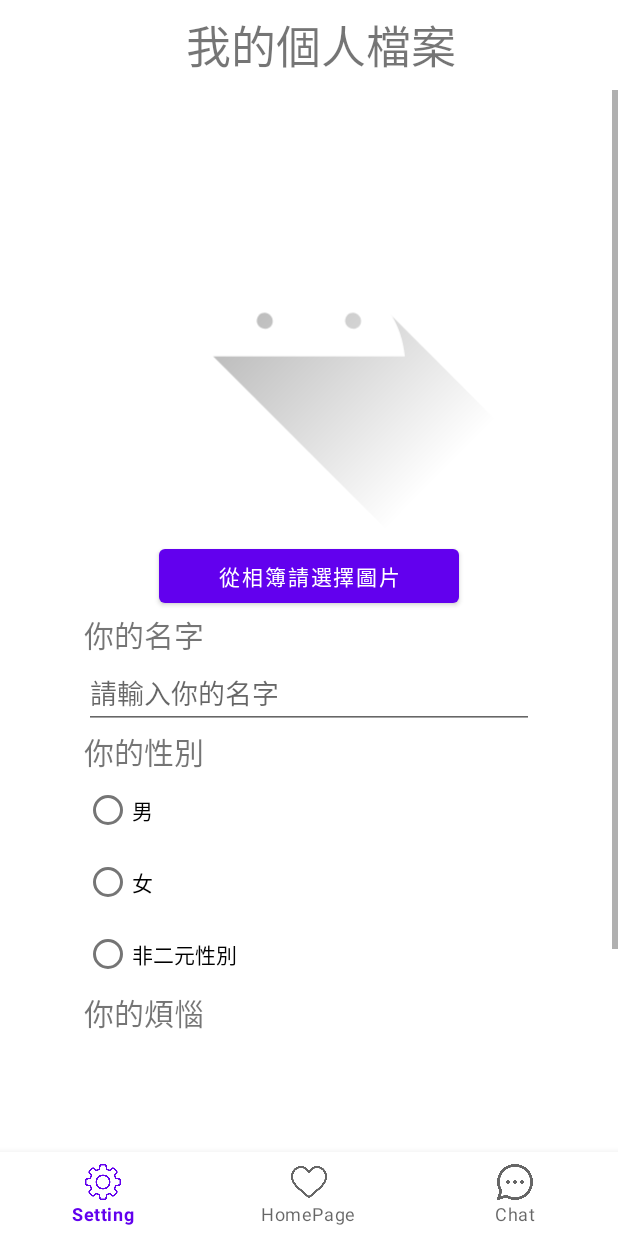
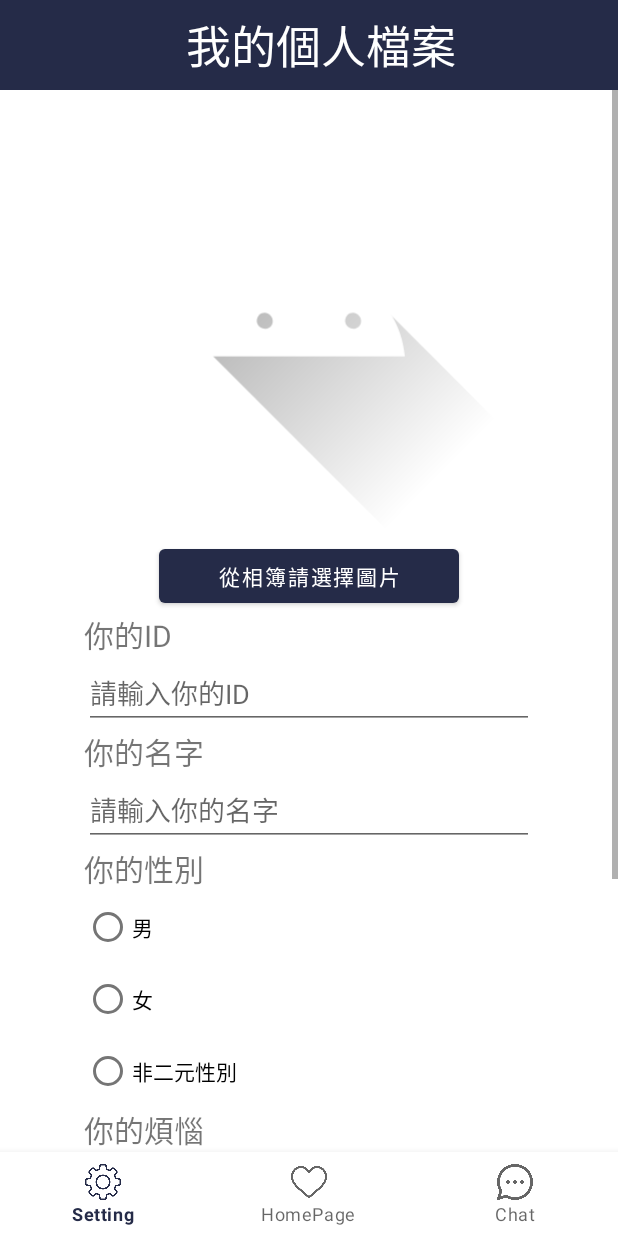
Before and after one commit to pollyannaanalytics/Chair, an Android app: the ProfileFragment screen opened through its navigation route, on a phone screen of 412 x 824 dp. Run offline under Robolectric (Android 15) with nearby library versions, the phone set to English and light mode, and no system bars; our stand-ins replace Firebase (no records; nobody signed in at launch, a user with empty details on screens opened directly), Room's generated code, data binding, navigation-ui; libraries missing offline, so code that uses them is left out: com.yuyakaido.android; pictures from the network do not load; 11 statements that could not run were skipped.

Commit message:
fake user data

```diff
--- a/app/src/main/java/com/example/reclaim/chatlist/ChatListViewModel.kt
+++ b/app/src/main/java/com/example/reclaim/chatlist/ChatListViewModel.kt
@@ -87,6 +87,7 @@ class ChatListViewModel(private val dao: ReclaimDatabaseDao) : ViewModel() {
 
         try {
             var currentFriendsList = emptyList<String>().toMutableList()
+            Log.i(TAG, UserManager.userId)
 
             val allMatchDocument = db.collection("relationship").where(
                 Filter.or(
@@ -149,7 +150,6 @@ class ChatListViewModel(private val dao: ReclaimDatabaseDao) : ViewModel() {
 
             if (querySnapShot != null && !querySnapShot.metadata.hasPendingWrites()) {
                 currentFriendList.clear()
-                _friendsList.value!!.clear()
                 for (snapshot in querySnapShot) {
                     val userId = snapshot.data?.get("user_id").toString()
                     val userName = snapshot.data?.get("user_name").toString()
--- a/app/src/main/java/com/example/reclaim/chatroom/ChatRoomViewModel.kt
+++ b/app/src/main/java/com/example/reclaim/chatroom/ChatRoomViewModel.kt
@@ -65,11 +65,12 @@ class ChatRoomViewModel(
     }
 
     private fun getAllRecordFromRoom(room: DocumentSnapshot) {
+        Log.i(TAG, "start to get data")
         val regitration = room.reference.collection("chat_record")
             .orderBy("send_time", Query.Direction.ASCENDING)
             .addSnapshotListener { snapshot, error ->
                 if (error != null) {
-                    Log.e(TAG, error.toString())
+                    Log.e(TAG, "this is error: ${error.message}")
                     return@addSnapshotListener
                 }
                 if (snapshot != null) {
@@ -99,10 +100,11 @@ class ChatRoomViewModel(
                         )
 
 
+
                         currentRecord.add(newRecord)
                         Log.i(TAG, "get record: ${room.id}")
                     }
-
+                    Log.i(TAG, "current record: $currentRecord")
                     _recordWithFriend.value = currentRecord
                 } else {
                     Log.i(TAG, "record is null")
--- a/app/src/main/java/com/example/reclaim/data/UserManager.kt
+++ b/app/src/main/java/com/example/reclaim/data/UserManager.kt
@@ -4,8 +4,8 @@ import java.util.UUID
 
 object UserManager {
 
-    val userId = "iamroland"
+    var userId = "joazen"
     val userType = "WORK"
-    var userName = ""
+    var userName = "johnson"
     var userImage = ""
 }
--- a/app/src/main/java/com/example/reclaim/home/HomeFragment.kt
+++ b/app/src/main/java/com/example/reclaim/home/HomeFragment.kt
@@ -57,6 +57,8 @@ class HomeFragment : Fragment() {
 
         binding.viewModel = viewModel
 
+        var counter = 0
+
         fun init() {
             manager = CardStackLayoutManager(requireContext(), object : CardStackListener {
                 override fun onCardDragging(direction: Direction?, ratio: Float) {
@@ -66,7 +68,7 @@ class HomeFragment : Fragment() {
                 override fun onCardSwiped(direction: Direction?) {
                     if (OtherUserNumber != null) {
 
-                            val currentFriend = OtherInfoList.get(manager!!.topPosition - 1 )
+                            val currentFriend = OtherInfoList.get(manager!!.topPosition - 1)
                             if (direction != null) {
                                 Log.i(TAG, "current user is ${currentFriend.friendName}")
                                 viewModel.findRelationship(
@@ -78,6 +80,9 @@ class HomeFragment : Fragment() {
                             } else {
                                 Log.i(TAG, "friends is null")
                             }
+
+                        OtherInfoList.removeAt(manager!!.topPosition - 1)
+                        OtherUserNumber = OtherUserNumber!! - 1
 
                     } else {
                         Log.i(TAG, "friend is null")
--- a/app/src/main/java/com/example/reclaim/home/HomeViewModel.kt
+++ b/app/src/main/java/com/example/reclaim/home/HomeViewModel.kt
@@ -279,7 +279,7 @@ class HomeViewModel(private val reclaimDatabaseDao: ReclaimDatabaseDao) : ViewMo
         likeOrDislike: String,
         documentId: String
     ) {
-        Log.i("likeOrDislike", documentId.toString())
+        Log.i(TAG, documentId.toString())
         val reference = db.collection("relationship").document(documentId)
         reference.update("current_relationship", likeOrDislike)
 
@@ -341,41 +341,57 @@ class HomeViewModel(private val reclaimDatabaseDao: ReclaimDatabaseDao) : ViewMo
 
 
     fun findRelationship(friendId: String, friendName: String, friendImg: String, direction: Direction) {
-        val allRelationShip = db.collection("relationship")
-            .where(
-                Filter.and(
-                    Filter.equalTo("sender_id", friendId),
-                    Filter.equalTo("receiver_id", UserManager.userId)
+        Log.i(TAG, "start to find relationship")
+        var cancellistener = false
+        val allRelationship = db.collection("relationship").where(
+                Filter.or(
+                    Filter.and(
+                        Filter.equalTo("sender_id", UserManager.userId),
+                        Filter.equalTo("receiver_id", friendId)
+                    ),
+                    Filter.and(
+                        Filter.equalTo("sender_id", friendId),
+                        Filter.equalTo("receiver_id", UserManager.userId)
+                    )
                 )
-            )
-            .orderBy("receiver_id", Query.Direction.DESCENDING)
+            ).orderBy("receiver_id", Query.Direction.DESCENDING)
 
-
-
-        allRelationShip.addSnapshotListener { querySnapShot, e ->
+        val registration = allRelationship.addSnapshotListener { querySnapShot, e ->
             if (e != null) {
                 Log.e(TAG, "find relationship fail: $e")
+                cancellistener = true
                 return@addSnapshotListener
 
             }
 
-            if (querySnapShot != null && !querySnapShot.isEmpty) {
-                Log.i(TAG, "there is my friend: ${querySnapShot.documents[0].id}")
+            if (querySnapShot != null&& !querySnapShot.isEmpty) {
                 for (query in querySnapShot) {
                     if (query.data.get("current_relationship") == "Pending") {
                         if (query.data.get("chat_room_key") == "null") {
                             updateRelationShip(friendId, friendName, friendImg,direction, querySnapShot.documents[0].id)
+                            cancellistener = true
                         }
 
                     } else {
-                        Log.i(TAG, "there is already relationships")
+                        Log.i(TAG, "there is already a room")
+                        cancellistener = true
                     }
+
+                    cancellistener = true
                 }
+
             } else {
-                Log.i(TAG, "we have no relationship")
+                Log.i(TAG, "query is null")
                 createRelationShip(friendId, friendName, direction)
             }
         }
+
+        if(cancellistener){
+            registration.remove()
+        }
+
+
+
     }
 
     private fun createRelationShip(friendId: String, friendName: String, direction: Direction) {
--- a/app/src/main/java/com/example/reclaim/profile/ProfileFragment.kt
+++ b/app/src/main/java/com/example/reclaim/profile/ProfileFragment.kt
@@ -29,6 +29,7 @@ import com.example.reclaim.data.ReclaimDatabaseDao
 import com.example.reclaim.data.UserManager
 import com.example.reclaim.databinding.FragmentProfileBinding
 import com.example.reclaim.videocall.RTCActivity
+import com.google.firebase.firestore.auth.User
 
 
 /**
@@ -43,7 +44,7 @@ class ProfileFragment : Fragment() {
     private var imageUri: Uri? = null
 
     lateinit var binding: FragmentProfileBinding
-
+    lateinit var viewModel: ProfileViewModel
 
     @RequiresApi(Build.VERSION_CODES.S)
     override fun onCreateView(
@@ -63,17 +64,23 @@ class ProfileFragment : Fragment() {
         var gender = ""
         var worriesDescription = ""
 
-        binding.viewModel = viewModel
 
 
 
 
+        binding.viewModel = viewModel
+
+        binding.idEdit.doAfterTextChanged {
+//            UserManager.userId = it.toString()
+        }
+
+
         binding.usernameEdit.doAfterTextChanged {
-            username = it.toString()
+//            username = it.toString()
         }
 
         binding.worriesEdit.doAfterTextChanged {
-            worriesDescription = it.toString()
+//            worriesDescription = it.toString()
         }
 
         binding.chooseImgBtn.setOnClickListener {
@@ -95,14 +102,13 @@ class ProfileFragment : Fragment() {
 
 
         binding.submitBtn.setOnClickListener {
-            if (username != null && gender != null && worriesDescription != null && imageUri != null){
-                UserManager.userName = username
+            if (UserManager.userId != null && UserManager.userType != null && UserManager.userName != null && imageUri != null) {
                 UserManager.userImage = imageUri.toString()
                 viewModel.sendDescriptionToGPT(worriesDescription)
-            }else{
-                Toast.makeText(requireActivity(), "很抱歉，您的訊息尚未填妥!", Toast.LENGTH_SHORT).show()
+            } else {
+                Toast.makeText(requireActivity(), "很抱歉，您的訊息尚未填妥!", Toast.LENGTH_SHORT)
+                    .show()
             }
-
 
 
         }
@@ -110,7 +116,7 @@ class ProfileFragment : Fragment() {
         viewModel.messageList.observe(viewLifecycleOwner) {
             if (it != emptyList<MessageToGPT>()) {
                 viewModel.saveUserProfile(
-                    username,
+                    UserManager.userName,
                     gender,
                     worriesDescription,
                     it.first().message.trim(),
@@ -221,5 +227,7 @@ class ProfileFragment : Fragment() {
 
     }
 
-
+    override fun onDestroy() {
+        super.onDestroy()
+    }
 }
--- a/app/src/main/java/com/example/reclaim/profile/ProfileViewModel.kt
+++ b/app/src/main/java/com/example/reclaim/profile/ProfileViewModel.kt
@@ -73,11 +73,17 @@ class ProfileViewModel(private val databaseDao: ReclaimDatabaseDao) : ViewModel(
     val readyToUploadOnFirebase: LiveData<Boolean>
         get() = _readyToUploadOnFirebase
 
+
+    private var _onDestroyed = MutableLiveData<Boolean>()
+    val onDestroyed: LiveData<Boolean>
+        get() = _onDestroyed
+
     init {
         _messageList.value = mutableListOf()
         _userProfile.value = ProfileData()
         Log.i(TAG, "type is${type}")
         _readyToUploadOnFirebase.value = false
+        _onDestroyed.value = false
 
     }
 
@@ -220,8 +226,7 @@ class ProfileViewModel(private val databaseDao: ReclaimDatabaseDao) : ViewModel(
 
     fun uploadProfileToFirebase(image: String) {
         val profile = FirebaseFirestore.getInstance().collection("user_profile")
-
-
+        try {
             val data = hashMapOf(
                 "user_id" to UserManager.userId,
                 "user_name" to _userProfile.value?.userName,
@@ -231,6 +236,7 @@ class ProfileViewModel(private val databaseDao: ReclaimDatabaseDao) : ViewModel(
                 "images" to image,
                 "profile_time" to Calendar.getInstance().timeInMillis
             )
+            Log.i(TAG, "my profile is $data")
 
             profile.add(data)
                 .addOnSuccessListener {
@@ -239,6 +245,12 @@ class ProfileViewModel(private val databaseDao: ReclaimDatabaseDao) : ViewModel(
                 .addOnFailureListener {
                     Log.i(TAG, "upload failed")
                 }
+        }catch (e: Exception){
+            Log.e(TAG, "cannot upload: $e")
+        }
+
+
+
 
 
     }
@@ -268,4 +280,9 @@ class ProfileViewModel(private val databaseDao: ReclaimDatabaseDao) : ViewModel(
     }
 
 
+    fun removeSnapListener(){
+        _onDestroyed.value = true
     }
+
+
+}
--- a/app/src/main/res/layout/activity_main.xml
+++ b/app/src/main/res/layout/activity_main.xml
@@ -12,6 +12,7 @@
     <androidx.constraintlayout.widget.ConstraintLayout
         android:layout_width="match_parent"
         android:layout_height="match_parent"
+        android:background="@color/myPrimary"
         tools:context=".MainActivity">
 
         <androidx.appcompat.widget.Toolbar
@@ -30,6 +31,7 @@
                 android:id="@+id/toolbar_title"
                 android:layout_width="0dp"
                 android:layout_height="60dp"
+                android:textColor="@color/white"
                 app:layout_constraintTop_toTopOf="parent"
                 app:layout_constraintStart_toStartOf="parent"
                 app:layout_constraintEnd_toEndOf="parent"
--- a/app/src/main/res/layout/chat_room_send_by_other.xml
+++ b/app/src/main/res/layout/chat_room_send_by_other.xml
@@ -32,12 +32,13 @@
                     android:layout_width="wrap_content"
                     android:layout_height="wrap_content"
                     android:minHeight="35dp"
+                    android:minWidth="35dp"
                     android:textSize="15sp"
                     android:text="@{chatRecord.content}"
                     app:layout_constraintStart_toStartOf="parent"
                     app:layout_constraintEnd_toEndOf="parent"
                     app:layout_constraintTop_toTopOf="parent"
-                    app:layout_constraintBottom_toBottomOf="parent"
+                    app:layout_constraintBottom_toTopOf="@id/video_invitation_btn"
                     />
                 <Button
                     android:id="@+id/video_invitation_btn"
--- a/app/src/main/res/layout/fragment_profile.xml
+++ b/app/src/main/res/layout/fragment_profile.xml
@@ -1,9 +1,10 @@
 <?xml version="1.0" encoding="utf-8"?>
 <layout xmlns:android="http://schemas.android.com/apk/res/android"
-    xmlns:tools="http://schemas.android.com/tools"
-    xmlns:app="http://schemas.android.com/apk/res-auto">
+    xmlns:app="http://schemas.android.com/apk/res-auto"
+    xmlns:tools="http://schemas.android.com/tools">
 
     <data>
+
         <variable
             name="viewModel"
             type="com.example.reclaim.profile.ProfileViewModel" />
@@ -14,78 +15,100 @@
         android:id="@+id/scrollView"
         android:layout_width="match_parent"
         android:layout_height="wrap_content">
+
         <androidx.constraintlayout.widget.ConstraintLayout
+            android:background="@color/white"
             android:layout_width="match_parent"
             android:layout_height="match_parent">
+
             <ImageView
+
                 android:id="@+id/user_image"
                 android:layout_width="300dp"
                 android:layout_height="300dp"
+                android:src="@drawable/ic_launcher_foreground"
+                app:layout_constraintEnd_toEndOf="parent"
                 app:layout_constraintStart_toStartOf="parent"
-                    app:layout_constraintEnd_toEndOf="parent"
-                    app:layout_constraintTop_toTopOf="parent"
-                    android:src="@drawable/ic_launcher_foreground"
-                    />
+                app:layout_constraintTop_toTopOf="parent" />
 
             <Button
                 android:id="@+id/choose_img_btn"
                 android:layout_width="200dp"
                 android:layout_height="wrap_content"
                 android:text="從相簿請選擇圖片"
+                app:layout_constraintEnd_toEndOf="@id/user_image"
                 app:layout_constraintStart_toStartOf="@id/user_image"
+                app:layout_constraintTop_toBottomOf="@id/user_image" />
+
+            <TextView
+                android:id="@+id/id_title"
+                android:layout_width="0dp"
+                android:layout_height="wrap_content"
+                android:text="你的ID"
+                android:textSize="20sp"
+                app:layout_constraintStart_toStartOf="@id/user_image"
+                app:layout_constraintTop_toBottomOf="@id/choose_img_btn" />
+
+            <EditText
+                android:id="@+id/id_edit"
+                android:layout_width="0dp"
+                android:layout_height="wrap_content"
+                android:hint="請輸入你的ID"
                 app:layout_constraintEnd_toEndOf="@id/user_image"
-            app:layout_constraintTop_toBottomOf="@id/user_image"
-            />
+                app:layout_constraintStart_toStartOf="@id/user_image"
+                app:layout_constraintTop_toBottomOf="@id/id_title" />
 
             <TextView
                 android:id="@+id/username_title"
                 android:layout_width="0dp"
                 android:layout_height="wrap_content"
-            app:layout_constraintTop_toBottomOf="@id/choose_img_btn"
+                android:text="你的名字"
                 android:textSize="20sp"
-            android:text="你的名字"
-            app:layout_constraintStart_toStartOf="@id/user_image" />
+                app:layout_constraintStart_toStartOf="@id/user_image"
+                app:layout_constraintTop_toBottomOf="@id/id_edit" />
 
             <EditText
                 android:id="@+id/username_edit"
                 android:layout_width="0dp"
                 android:layout_height="wrap_content"
                 android:hint="請輸入你的名字"
+                app:layout_constraintEnd_toEndOf="@id/user_image"
                 app:layout_constraintStart_toStartOf="@id/user_image"
-            app:layout_constraintEnd_toEndOf="@id/user_image"
                 app:layout_constraintTop_toBottomOf="@id/username_title" />
 
             <TextView
                 android:id="@+id/gender_title"
                 android:layout_width="0dp"
                 android:layout_height="wrap_content"
-            app:layout_constraintTop_toBottomOf="@id/username_edit"
+                android:text="你的性別"
                 android:textSize="20sp"
-            android:text="你的性別"
-            app:layout_constraintStart_toStartOf="@id/user_image" />
+                app:layout_constraintStart_toStartOf="@id/user_image"
+                app:layout_constraintTop_toBottomOf="@id/username_edit" />
 
             <RadioGroup
                 android:id="@+id/gender_group"
                 android:layout_width="0dp"
                 android:layout_height="wrap_content"
                 app:layout_constraintStart_toStartOf="@id/user_image"
-            app:layout_constraintTop_toBottomOf="@id/gender_title"
-            >
+                app:layout_constraintTop_toBottomOf="@id/gender_title">
+
                 <RadioButton
                     android:id="@+id/male"
                     android:layout_width="wrap_content"
                     android:layout_height="wrap_content"
-                android:text="男"/>
+                    android:text="男" />
+
                 <RadioButton
                     android:id="@+id/female"
                     android:layout_width="wrap_content"
                     android:layout_height="wrap_content"
-                android:text="女"/>
+                    android:text="女" />
+
                 <RadioButton
                     android:id="@+id/third_gender"
                     android:layout_width="wrap_content"
                     android:layout_height="wrap_content"
-                android:text="非二元性別"/>
+                    android:text="非二元性別" />
 
             </RadioGroup>
 
@@ -93,31 +116,31 @@
                 android:id="@+id/worries_title"
                 android:layout_width="0dp"
                 android:layout_height="wrap_content"
-            app:layout_constraintTop_toBottomOf="@id/gender_group"
+                android:text="你的煩惱"
                 android:textSize="20sp"
-            android:text="你的煩惱"
-            app:layout_constraintStart_toStartOf="@id/user_image" />
+                app:layout_constraintStart_toStartOf="@id/user_image"
+                app:layout_constraintTop_toBottomOf="@id/gender_group" />
 
             <EditText
                 android:id="@+id/worries_edit"
                 android:layout_width="0dp"
                 android:layout_height="wrap_content"
+                android:autofillHints=""
                 android:hint="來聊聊你最近的煩惱吧"
+                android:inputType=""
                 android:lines="8"
+                app:layout_constraintEnd_toEndOf="@id/user_image"
                 app:layout_constraintStart_toStartOf="@id/user_image"
-            app:layout_constraintEnd_toEndOf="@id/user_image"
-            app:layout_constraintTop_toBottomOf="@id/worries_title"
-            android:autofillHints=""
-            android:inputType="" />
+                app:layout_constraintTop_toBottomOf="@id/worries_title" />
 
             <Button
                 android:id="@+id/submit_btn"
                 android:layout_width="wrap_content"
                 android:layout_height="wrap_content"
                 android:text="儲存我的資料"
-            app:layout_constraintTop_toBottomOf="@id/worries_edit"
+                app:layout_constraintEnd_toEndOf="@id/user_image"
                 app:layout_constraintStart_toStartOf="@id/user_image"
-            app:layout_constraintEnd_toEndOf="@id/user_image" />
+                app:layout_constraintTop_toBottomOf="@id/worries_edit" />
         </androidx.constraintlayout.widget.ConstraintLayout>
     </ScrollView>
 </layout>
--- a/app/src/main/res/values/colors.xml
+++ b/app/src/main/res/values/colors.xml
@@ -2,4 +2,5 @@
 <resources>
     <color name="black">#FF000000</color>
     <color name="white">#FFFFFFFF</color>
+    <color name="myPrimary">#252B48</color>
 </resources>
--- a/app/src/main/res/values/themes.xml
+++ b/app/src/main/res/values/themes.xml
@@ -2,7 +2,7 @@
     <!-- Base application theme. -->
     <style name="Base.Theme.Reclaim" parent="Theme.MaterialComponents.Light.NoActionBar">
         <!-- Customize your light theme here. -->
-        <!-- <item name="colorPrimary">@color/my_light_primary</item> -->
+         <item name="colorPrimary">@color/myPrimary</item>
     </style>
 
     <style name="Theme.Reclaim" parent="Base.Theme.Reclaim" />
```
Lines whose indentation alone changed are shown as unchanged.
